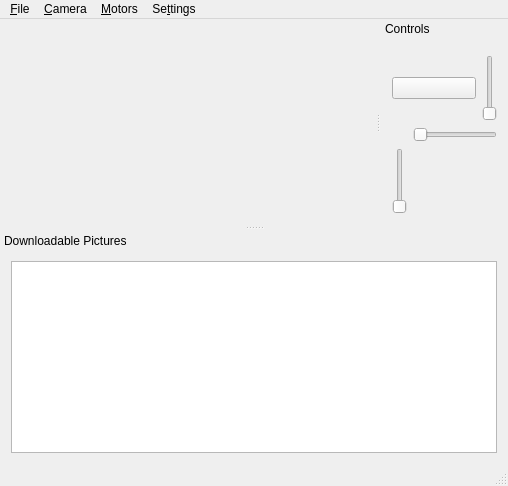
Old version of the form client-qt/RepatriatorClient/MainWindow.ui in the repository thejoshwolfe/repatriator.
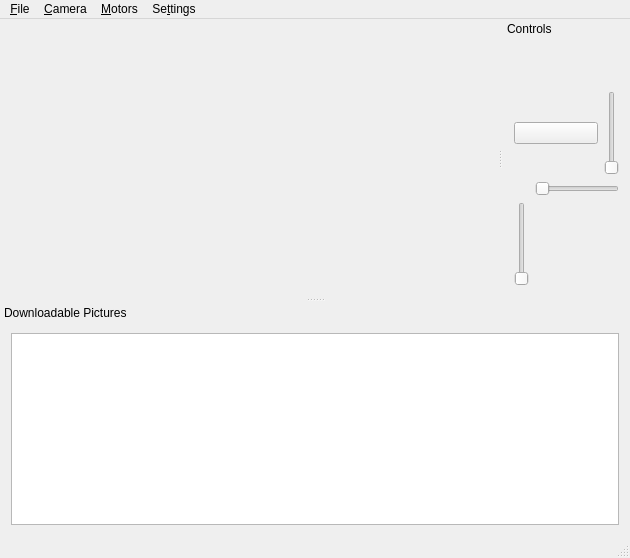
New version of the form. Icons and pictures are not drawn. Custom widgets are drawn as their Qt base class.

Commit message: try to remember windows sizes and stuff

Diff of the .ui file:
```diff
--- a/client-qt/RepatriatorClient/MainWindow.ui
+++ b/client-qt/RepatriatorClient/MainWindow.ui
@@ -6,8 +6,8 @@
    <rect>
     <x>0</x>
     <y>0</y>
-    <width>508</width>
-    <height>486</height>
+    <width>630</width>
+    <height>558</height>
    </rect>
   </property>
   <property name="windowTitle">
@@ -34,7 +34,7 @@
     <rect>
      <x>0</x>
      <y>0</y>
-     <width>508</width>
+     <width>630</width>
      <height>25</height>
     </rect>
    </property>
```
The commit also changes 6 other files.
